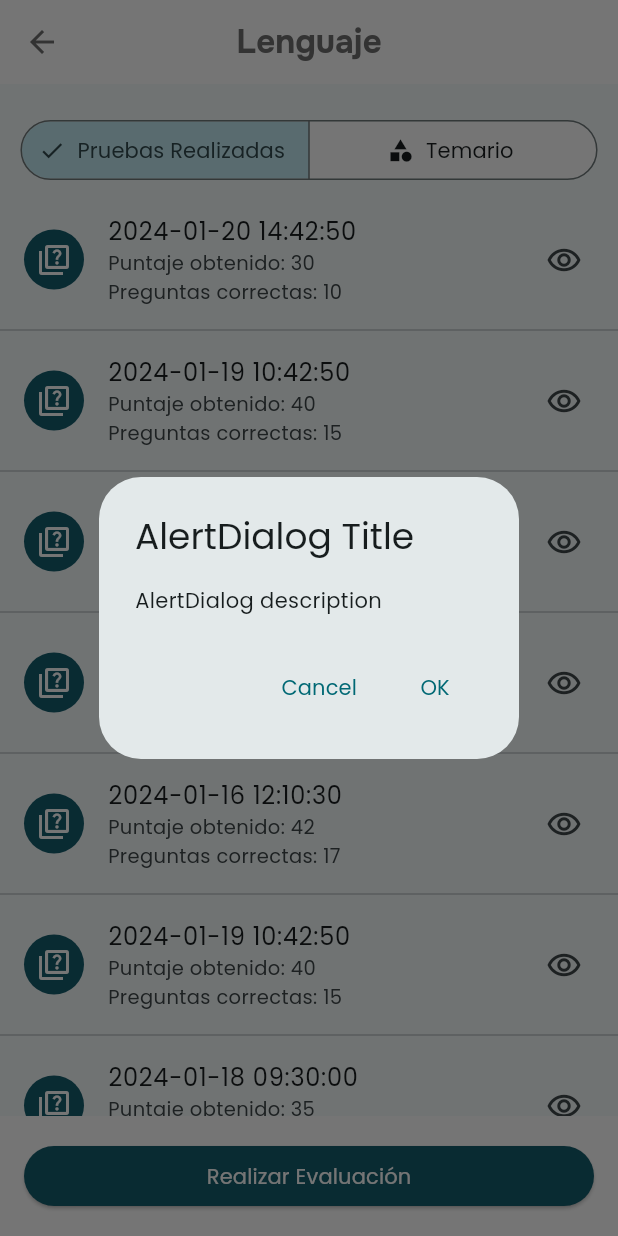
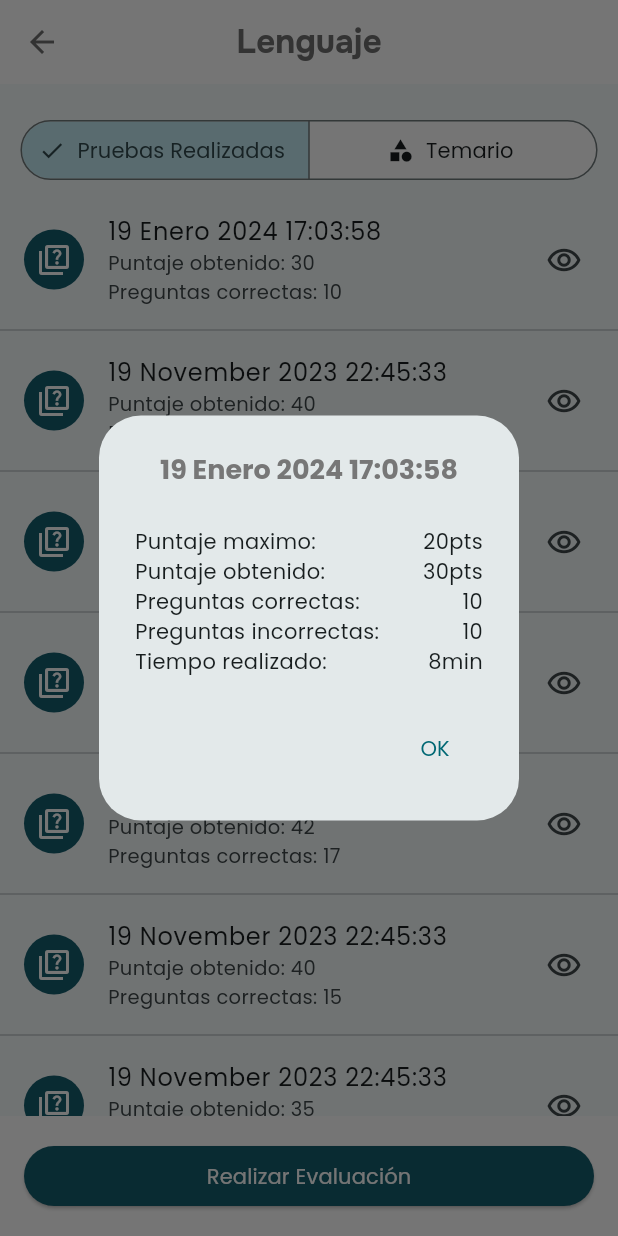
Before and after one commit to silverblade34/app_cerebritos, a Flutter app: the CourseDetailsPage screen opened by its route, after a tap on the "remove red eye" icon, on a phone screen of 412 x 824 dp. Run offline on Flutter 3.47's test engine with Material 3 defaults, Android fonts, the phone set to English and light mode, and no system bars; our stand-ins replace flutter_easyloading, get, get_storage; accounts and stored records are empty.

Commit message:
se esta mostrando la data del modal dinamico en temarios y pruebas realizadas

```diff
--- a/lib/app/controllers/coursedetails_controller.dart
+++ b/lib/app/controllers/coursedetails_controller.dart
@@ -13,60 +13,79 @@ class CourseDetailsController extends GetxController {
       "course": "Lenguaje",
       "testCarriedOut": [
         {
-          "date": "2024-01-20 14:42:50",
+          "date": "19 Enero 2024 17:03:58",
           "score": "30",
-          "correctQuestions": "10"
+          "correctQuestions": "10",
+          "wrongQuestions": "10",
+          "timeGiven": "8min"
         },
         {
-          "date": "2024-01-19 10:42:50",
+          "date": "19 November 2023 22:45:33",
           "score": "40",
-          "correctQuestions": "15"
+          "correctQuestions": "15",
+          "wrongQuestions": "10",
+          "timeGiven": "8min"
         },
         {
-          "date": "2024-01-18 09:30:00",
+          "date": "19 November 2023 22:45:33",
           "score": "35",
-          "correctQuestions": "12"
+          "correctQuestions": "12",
+          "wrongQuestions": "10",
+          "timeGiven": "8min"
         },
         {
-          "date": "2024-01-17 15:20:45",
+          "date": "19 November 2023 22:45:33",
           "score": "38",
-          "correctQuestions": "14"
+          "correctQuestions": "14",
+          "wrongQuestions": "10",
+          "timeGiven": "8min"
         },
         {
-          "date": "2024-01-16 12:10:30",
+          "date": "19 November 2023 22:45:33",
           "score": "42",
-          "correctQuestions": "17"
+          "correctQuestions": "17",
+          "wrongQuestions": "10",
+          "timeGiven": "8min"
         },
         {
-          "date": "2024-01-19 10:42:50",
+          "date": "19 November 2023 22:45:33",
           "score": "40",
-          "correctQuestions": "15"
+          "correctQuestions": "15",
+          "wrongQuestions": "10",
+          "timeGiven": "8min"
         },
         {
-          "date": "2024-01-18 09:30:00",
+          "date": "19 November 2023 22:45:33",
           "score": "35",
-          "correctQuestions": "12"
+          "correctQuestions": "12",
+          "wrongQuestions": "10",
+          "timeGiven": "8min"
         },
         {
-          "date": "2024-01-17 15:20:45",
+          "date": "19 November 2023 22:45:33",
           "score": "38",
-          "correctQuestions": "14"
+          "correctQuestions": "14",
+          "wrongQuestions": "10",
+          "timeGiven": "8min"
         },
         {
-          "date": "2024-01-16 12:10:30",
+          "date": "19 November 2023 22:45:33",
           "score": "42",
-          "correctQuestions": "17"
+          "correctQuestions": "17",
+          "wrongQuestions": "10",
+          "timeGiven": "8min"
         },
       ],
       "syllabus": [
         {
           "name": "Comunicación, Lenguaje y Lengua",
           "description":
-              "1.1 Comunicación: Elementos de la comunicación. Lenguaje: Definición, propiedades y funciones 1.2 Lengua y habla: Características e interrelación. Variedades: Regional, situacional, social y estándar 1.3 Lengua española en el Perú: Antecedentes en el latín, características de su fonología, morfología y sintaxis 1.4 Realidad lingüística del Perú: Familias lingüísticas y lenguas andinas y amazónicas"
+              "1.1 Comunicación: Elementos de la comunicación. Lenguaje: Definición, propiedades y funciones. \n 1.2 Lengua y habla: Características e interrelación. Variedades: Regional, situacional, social y estándar. \n 1.3 Lengua española en el Perú: Antecedentes en el latín, características de su fonología, morfología y sintaxis. \n 1.4 Realidad lingüística del Perú: Familias lingüísticas y lenguas andinas y amazónicas."
         },
         {
           "name": "Fonología de la lengua española",
-          "description": "Fonema: Definición y clases. Relación fonema-letra"
+          "description":
+              "2.1 Fonema: Definición y clases. Relación fonema-letra. \n 2.2 Sílaba: Definición, estructura y clases. \n 2.3 Secuencias de vocales: Diptongo, triptongo y hiato. \n 2.4 Segmentación silábica o silabeo ortográfico."
         },
         {
           "name": "Acentuación escrita",
--- a/lib/app/ui/pages/coursedetails/widgets/list_evaluations.dart
+++ b/lib/app/ui/pages/coursedetails/widgets/list_evaluations.dart
@@ -20,6 +20,7 @@ class ListEvaluations extends StatelessWidget {
       itemCount: evaluations.length,
       itemBuilder: (context, index) {
         final currentEvaluations = evaluations[index];
+        final isLastItem = index == evaluations.length - 1;
         return Column(
           children: [
             ListTile(
@@ -49,13 +50,61 @@ class ListEvaluations extends StatelessWidget {
                   showDialog<String>(
                     context: context,
                     builder: (BuildContext context) => AlertDialog(
-                      title: const Text('AlertDialog Title'),
-                      content: const Text('AlertDialog description'),
+                      title: Text(
+                        currentEvaluations['date'] ?? '',
+                        style: const TextStyle(
+                            fontSize: 18,
+                            color: Color.fromARGB(255, 119, 119, 119),
+                            fontWeight: FontWeight.bold),
+                        textAlign: TextAlign.center,
+                      ),
+                      content: SizedBox(
+                        height: 110,
+                        child: Column(
+                          children: [
+                            const SizedBox(
+                              height: 10,
+                            ),
+                            const Row(
+                              mainAxisAlignment: MainAxisAlignment.spaceBetween,
+                              children: [
+                                Text("Puntaje maximo:"),
+                                Text("20pts")
+                              ],
+                            ),
+                            Row(
+                              mainAxisAlignment: MainAxisAlignment.spaceBetween,
+                              children: [
+                                const Text("Puntaje obtenido:"),
+                                Text("${currentEvaluations['score']}pts")
+                              ],
+                            ),
+                            Row(
+                              mainAxisAlignment: MainAxisAlignment.spaceBetween,
+                              children: [
+                                const Text("Preguntas correctas:"),
+                                Text(currentEvaluations['correctQuestions'] ??
+                                    '')
+                              ],
+                            ),
+                            Row(
+                              mainAxisAlignment: MainAxisAlignment.spaceBetween,
+                              children: [
+                                const Text("Preguntas incorrectas:"),
+                                Text(currentEvaluations['wrongQuestions'] ?? '')
+                              ],
+                            ),
+                            Row(
+                              mainAxisAlignment: MainAxisAlignment.spaceBetween,
+                              children: [
+                                const Text("Tiempo realizado:"),
+                                Text(currentEvaluations['timeGiven'] ?? '')
+                              ],
+                            ),
+                          ],
+                        ),
+                      ),
                       actions: <Widget>[
-                        TextButton(
-                          onPressed: () => Navigator.pop(context, 'Cancel'),
-                          child: const Text('Cancel'),
-                        ),
                         TextButton(
                           onPressed: () => Navigator.pop(context, 'OK'),
                           child: const Text('OK'),
@@ -68,6 +117,10 @@ class ListEvaluations extends StatelessWidget {
               ),
             ),
             const Divider(),
+            if (isLastItem)
+              const SizedBox(
+                height: 60,
+              ),
           ],
         );
       },
--- a/lib/app/ui/pages/coursedetails/widgets/list_syllabus.dart
+++ b/lib/app/ui/pages/coursedetails/widgets/list_syllabus.dart
@@ -20,6 +20,7 @@ class ListSyllabus extends StatelessWidget {
       itemCount: syllabus.length,
       itemBuilder: (context, index) {
         final currentSyllabus = syllabus[index];
+        final isLastItem = index == syllabus.length - 1;
         return Column(
           children: [
             ListTile(
@@ -49,7 +50,7 @@ class ListSyllabus extends StatelessWidget {
                         currentSyllabus['name'] ?? '',
                         style: const TextStyle(
                             fontSize: 18,
-                            color: GREY_LIGHT,
+                            color: Color.fromARGB(255, 119, 119, 119),
                             fontWeight: FontWeight.bold),
                         textAlign: TextAlign.center,
                       ),
@@ -67,6 +68,10 @@ class ListSyllabus extends StatelessWidget {
               ),
             ),
             const Divider(),
+            if (isLastItem)
+              const SizedBox(
+                height: 60,
+              ),
           ],
         );
       },
--- a/lib/main.dart
+++ b/lib/main.dart
@@ -14,7 +14,7 @@ void main() async {
       theme: ThemeData(
         fontFamily: 'Poppins',
         useMaterial3: true,
-        colorSchemeSeed: Colors.white,
+        colorSchemeSeed: const Color.fromARGB(255, 240, 240, 240),
       ),
       builder: (context, widget) {
         widget = EasyLoading.init()(context, widget);
```
